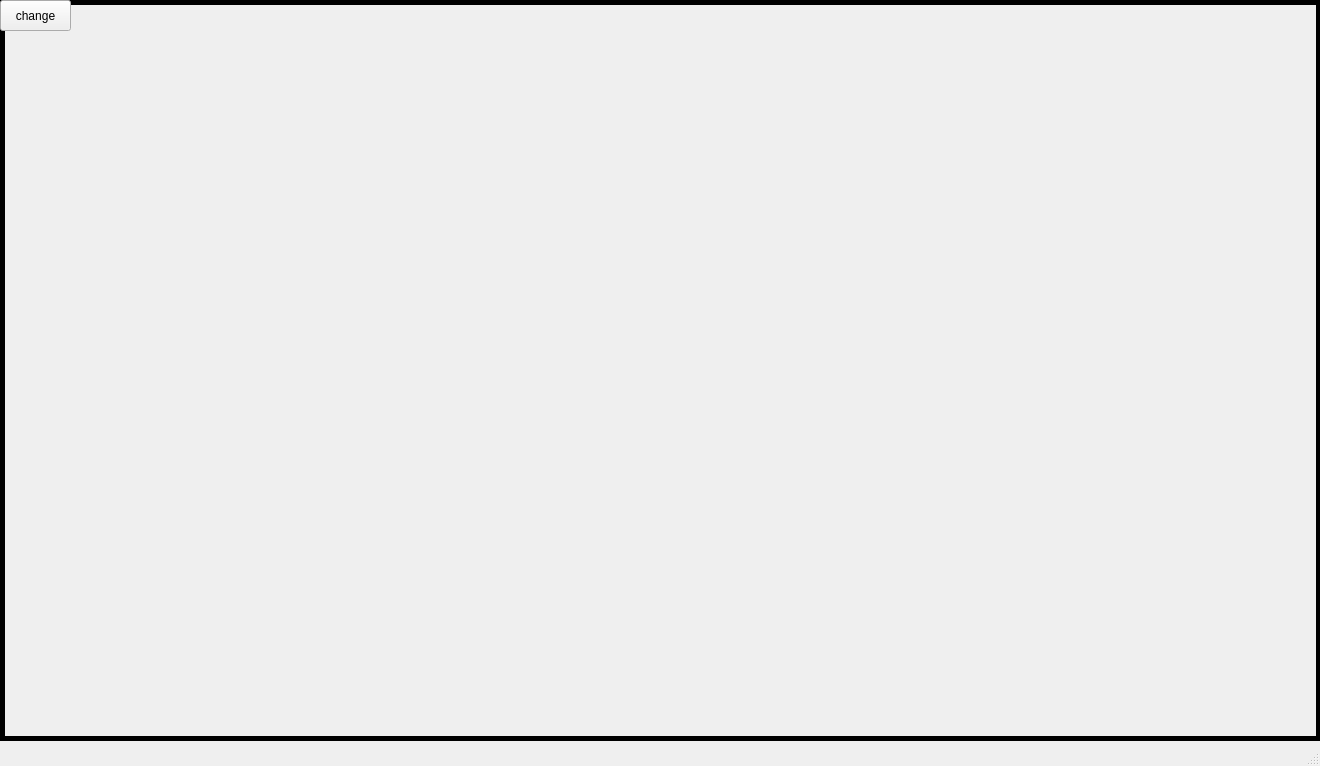
Qt form game.ui (SINA-JAHANGIR/Skull-King) before a commit.
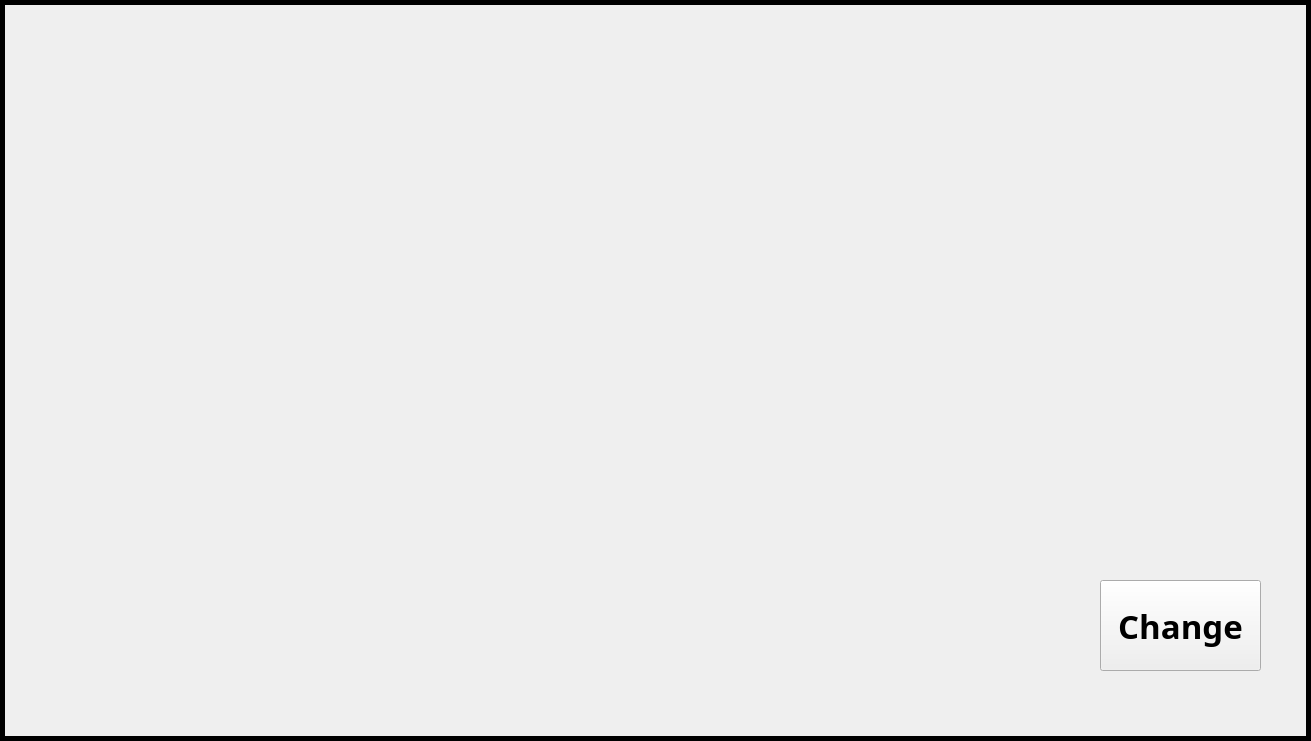
The same form after that commit. Icons and pictures are not drawn.

Commit message: Write history class

What changed in the file:
```diff
--- a/game.ui
+++ b/game.ui
@@ -6,8 +6,8 @@
    <rect>
     <x>0</x>
     <y>0</y>
-    <width>1320</width>
-    <height>766</height>
+    <width>1311</width>
+    <height>741</height>
    </rect>
   </property>
   <property name="windowTitle">
@@ -19,7 +19,7 @@
      <rect>
       <x>0</x>
       <y>0</y>
-      <width>1321</width>
+      <width>1311</width>
       <height>741</height>
      </rect>
     </property>
@@ -42,18 +42,27 @@
    <widget class="QPushButton" name="btn_change">
     <property name="geometry">
      <rect>
-      <x>0</x>
-      <y>0</y>
-      <width>71</width>
-      <height>31</height>
+      <x>1100</x>
+      <y>580</y>
+      <width>161</width>
+      <height>91</height>
      </rect>
     </property>
+    <property name="font">
+     <font>
+      <family>Tempus Sans ITC</family>
+      <pointsize>25</pointsize>
+      <bold>true</bold>
+     </font>
+    </property>
+    <property name="styleSheet">
+     <string notr="true">image: url(:/photos/playground.png);</string>
+    </property>
     <property name="text">
-     <string>change</string>
+     <string>Change</string>
     </property>
    </widget>
   </widget>
-  <widget class="QStatusBar" name="statusbar"/>
  </widget>
  <resources/>
  <connections/>
```
The commit also changes 31 other files.
